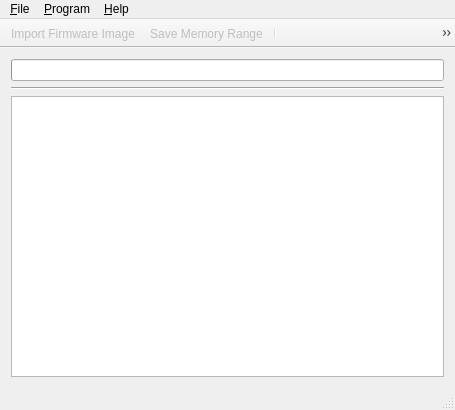
This is Bootloader/MainWindow.ui in antonpinchuk/PIC24-HID-Bootloader-QT as Qt 5 draws it before an edit. The edited form follows.
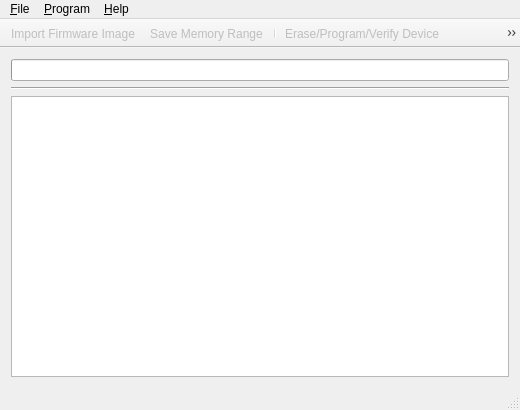
This is the edited form. Icons and pictures are not drawn.

Diff of the .ui file:
```diff
--- a/Bootloader/MainWindow.ui
+++ b/Bootloader/MainWindow.ui
@@ -6,7 +6,7 @@
    <rect>
     <x>0</x>
     <y>0</y>
-    <width>455</width>
+    <width>520</width>
     <height>410</height>
    </rect>
   </property>
@@ -18,7 +18,7 @@
   </property>
   <property name="minimumSize">
    <size>
-    <width>455</width>
+    <width>520</width>
     <height>410</height>
    </size>
   </property>
@@ -68,8 +68,8 @@
     <rect>
      <x>0</x>
      <y>0</y>
-     <width>455</width>
-     <height>21</height>
+     <width>520</width>
+     <height>26</height>
     </rect>
    </property>
    <widget class="QMenu" name="menuFile">
```
